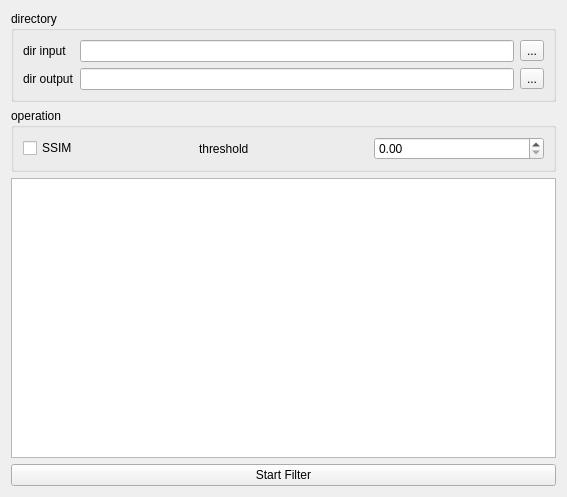
Before: the Qt Designer form src/WidgetFilter/widgetfilter.ui in MRsoymilk/MyYolo, drawn with Qt 5.
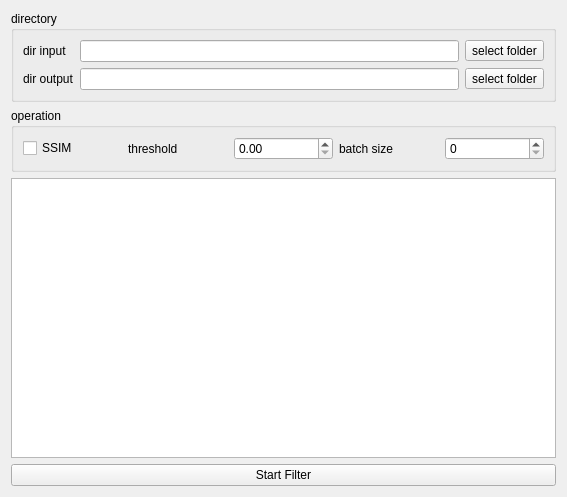
After: the same form once the commit is applied.

What changed in the file:
```diff
--- a/src/WidgetFilter/widgetfilter.ui
+++ b/src/WidgetFilter/widgetfilter.ui
@@ -35,7 +35,7 @@
         <item>
          <widget class="QToolButton" name="tBtnDirInput">
           <property name="text">
-           <string>...</string>
+           <string>select folder</string>
           </property>
          </widget>
         </item>
@@ -56,7 +56,7 @@
         <item>
          <widget class="QToolButton" name="tBtnDirOutput">
           <property name="text">
-           <string>...</string>
+           <string>select folder</string>
           </property>
          </widget>
         </item>
@@ -97,6 +97,16 @@
           </property>
          </widget>
         </item>
+        <item>
+         <widget class="QLabel" name="labelBatchSize">
+          <property name="text">
+           <string>batch size</string>
+          </property>
+         </widget>
+        </item>
+        <item>
+         <widget class="QSpinBox" name="sBoxBatchSize"/>
+        </item>
        </layout>
       </item>
      </layout>
```
